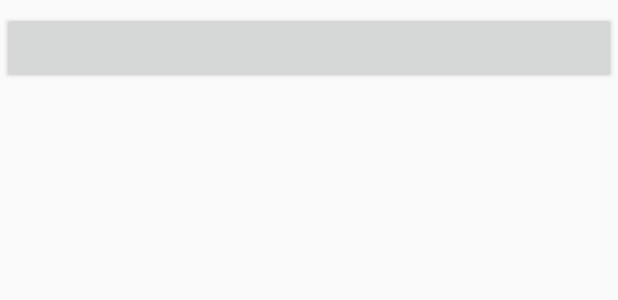
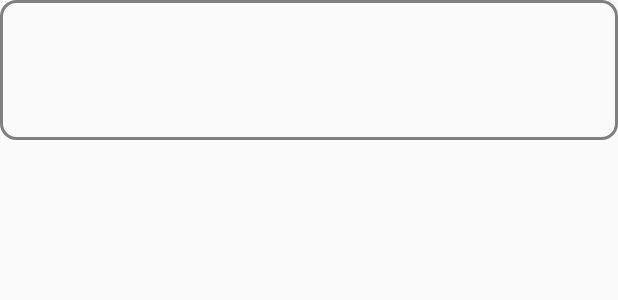
Before and after one commit to fkarne/student_simulator_2018, an Android app: the layout activity_item_row.xml on its own in the app's theme, with its tools: preview values and no code run, on a phone screen of 412 x 824 dp. Shown: the top 300 px of the screen. Run offline under Robolectric (Android 15) with nearby library versions, the phone set to English and light mode, and no system bars.

Commit message:
[TB, FK] changed button info layout for activities

```diff
--- a/a_students_life/app/src/main/java/at/tugraz/morning08/a_students_life/CalendarAdapter.java
+++ b/a_students_life/app/src/main/java/at/tugraz/morning08/a_students_life/CalendarAdapter.java
@@ -49,9 +49,9 @@ public class CalendarAdapter extends RecyclerView.Adapter<CalendarAdapter.Calend
 
         public CalendarViewHolder(View view, CalendarRecyclerViewClickListener listener) {
             super(view);
-            title = view.findViewById(R.id.tvEventTitle);
+            title = view.findViewById(R.id.tvActivityTitle);
             time = view.findViewById(R.id.tvEventTime);
-            day = view.findViewById(R.id.tvEventDay);
+            day = view.findViewById(R.id.tvActivityInfo);
             view.setOnClickListener(this);
         }
 
--- a/a_students_life/app/src/main/res/layout/activity_item_row.xml
+++ b/a_students_life/app/src/main/res/layout/activity_item_row.xml
@@ -1,18 +1,48 @@
 <?xml version="1.0" encoding="utf-8"?>
 <android.support.constraint.ConstraintLayout xmlns:android="http://schemas.android.com/apk/res/android"
     xmlns:app="http://schemas.android.com/apk/res-auto"
-    android:id="@+id/constraintLayout"
+    xmlns:tools="http://schemas.android.com/tools"
+    android:id="@+id/rlActivity"
     android:layout_width="match_parent"
-    android:layout_height="wrap_content">
+    android:layout_height="wrap_content"
+    android:background="@drawable/layout_border"
+    android:clickable="true"
+    android:focusable="true"
+    android:paddingBottom="16dp"
+    android:paddingLeft="16dp"
+    android:paddingRight="16dp"
+    android:paddingTop="16dp"
+    tools:layout_editor_absoluteY="81dp">
 
-    <Button
-        android:id="@+id/btn_activity_recycle"
+    <TextView
+        android:id="@+id/tvActivityTitle"
         android:layout_width="0dp"
-        android:layout_height="wrap_content"
-        android:layout_marginEnd="1dp"
-        android:layout_marginStart="1dp"
+        android:layout_height="23dp"
+        android:layout_marginEnd="8dp"
+        android:layout_marginStart="8dp"
         android:layout_marginTop="8dp"
+        android:minHeight="20dp"
+        android:textColor="@android:color/black"
+        android:textSize="16sp"
+        android:textStyle="bold"
         app:layout_constraintEnd_toEndOf="parent"
         app:layout_constraintStart_toStartOf="parent"
         app:layout_constraintTop_toTopOf="parent" />
+
+    <TextView
+        android:id="@+id/tvActivityInfo"
+        android:layout_width="0dp"
+        android:layout_height="wrap_content"
+        android:layout_marginBottom="8dp"
+        android:layout_marginEnd="8dp"
+        android:layout_marginStart="8dp"
+        android:minHeight="20dp"
+        android:textColor="@android:color/darker_gray"
+        android:textSize="14sp"
+        android:textStyle="bold"
+        app:layout_constraintBottom_toBottomOf="parent"
+        app:layout_constraintEnd_toEndOf="parent"
+        app:layout_constraintStart_toStartOf="parent"
+        app:layout_constraintTop_toBottomOf="@+id/tvActivityTitle" />
+
 </android.support.constraint.ConstraintLayout>
```
Also changed, not shown: a_students_life/app/src/main/java/at/tugraz/morning08/a_students_life/PopupAdapter.java (+10 -5 lines), a_students_life/app/src/main/res/layout/calender_item_row.xml (+5 -5 lines).
